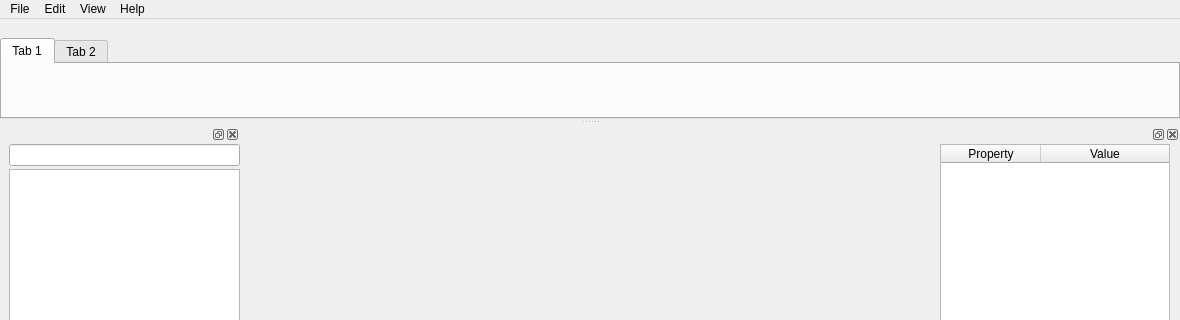
This is dialogs/mainwindow.ui in neophack/AutoPlatform as Qt 5 draws it before an edit; both pictures show x 0 to 1180 and y 0 to 320 of the 1180 by 638 pixel window. The edited form follows.
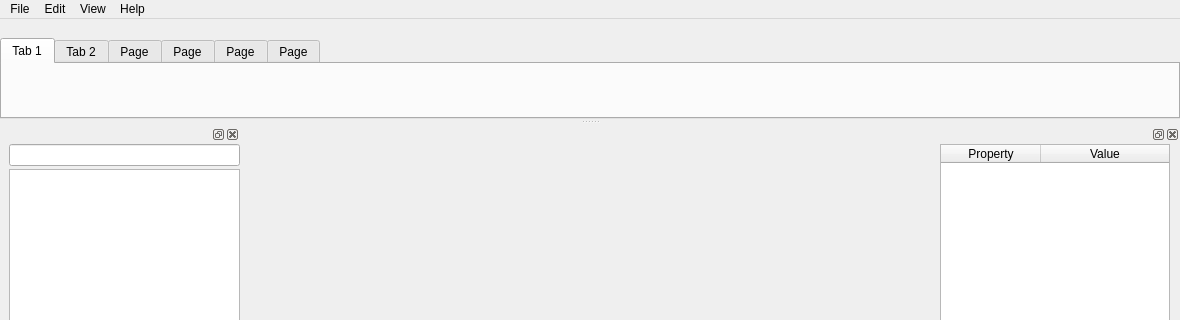
This is the edited form. Custom widgets are drawn as their Qt base class.

Commit message: 设置toolbar所有tab的标题

What changed in the file:
```diff
--- a/dialogs/mainwindow.ui
+++ b/dialogs/mainwindow.ui
@@ -372,7 +372,7 @@
   <widget class="QDockWidget" name="dw_toolbar">
    <property name="minimumSize">
     <size>
-     <width>145</width>
+     <width>416</width>
      <height>100</height>
     </size>
    </property>
@@ -403,14 +403,28 @@
       <number>0</number>
      </property>
      <item>
-      <widget class="QTabWidget" name="tabWidget">
+      <widget class="QTabWidget" name="tw_toolbar">
+       <property name="styleSheet">
+        <string notr="true"/>
+       </property>
        <property name="currentIndex">
         <number>0</number>
        </property>
        <property name="usesScrollButtons">
         <bool>false</bool>
        </property>
-       <widget class="QWidget" name="tab">
+       <widget class="QWidget" name="tab_simulation">
+        <property name="enabled">
+         <bool>true</bool>
+        </property>
+        <property name="font">
+         <font>
+          <pointsize>11</pointsize>
+         </font>
+        </property>
+        <property name="toolTip">
+         <string/>
+        </property>
         <attribute name="title">
          <string>Tab 1</string>
         </attribute>
@@ -420,6 +434,26 @@
          <string>Tab 2</string>
         </attribute>
        </widget>
+       <widget class="QWidget" name="tab">
+        <attribute name="title">
+         <string>Page</string>
+        </attribute>
+       </widget>
+       <widget class="QWidget" name="tab_3">
+        <attribute name="title">
+         <string>Page</string>
+        </attribute>
+       </widget>
+       <widget class="QWidget" name="tab_5">
+        <attribute name="title">
+         <string>Page</string>
+        </attribute>
+       </widget>
+       <widget class="QWidget" name="tab_6">
+        <attribute name="title">
+         <string>Page</string>
+        </attribute>
+       </widget>
       </widget>
      </item>
     </layout>
```
Left out of the diff: 2 changed lines with no effect on the pictures. The commit also changes 1 other file.
